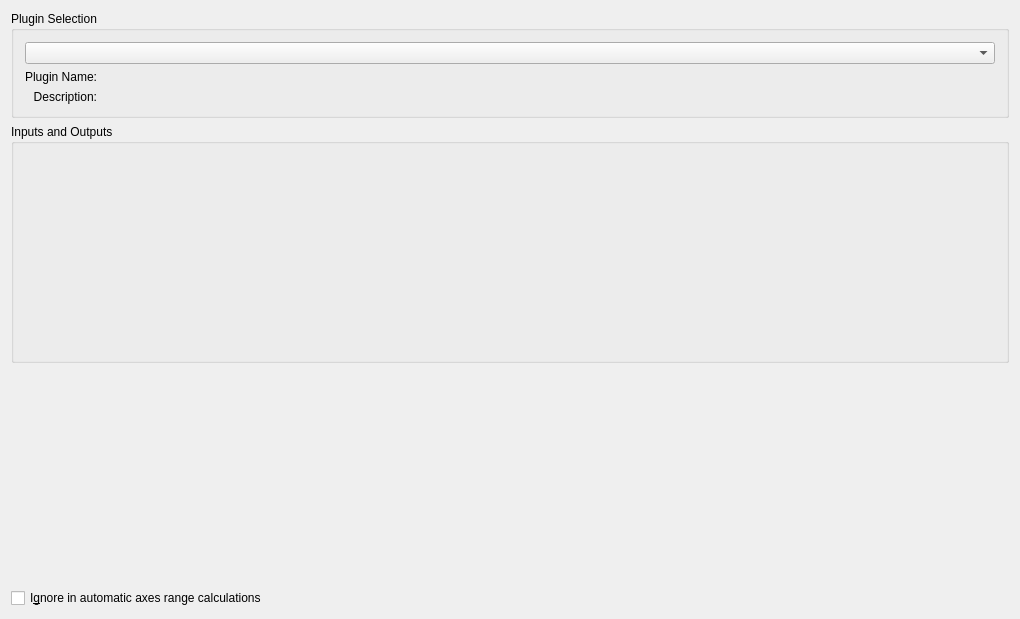
Kst-plot/kst, file src/libkstapp/filterfittab.ui: the form before one commit.
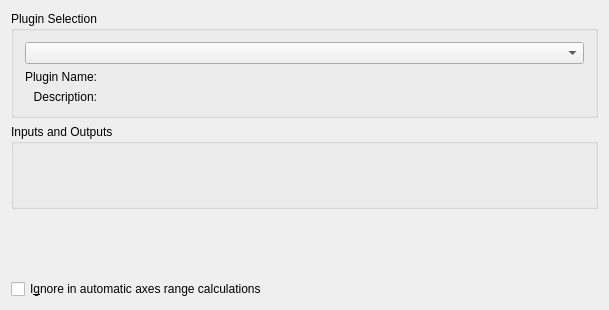
The form after the commit. Custom widgets are drawn as their Qt base class.

Commit message: Fix bug in filter/fit new plot creation.

```diff
--- a/src/libkstapp/filterfittab.ui
+++ b/src/libkstapp/filterfittab.ui
@@ -6,8 +6,8 @@
    <rect>
     <x>0</x>
     <y>0</y>
-    <width>1020</width>
-    <height>619</height>
+    <width>609</width>
+    <height>310</height>
    </rect>
   </property>
   <layout class="QVBoxLayout" name="verticalLayout_3">
```
The commit also changes 2 other files.
